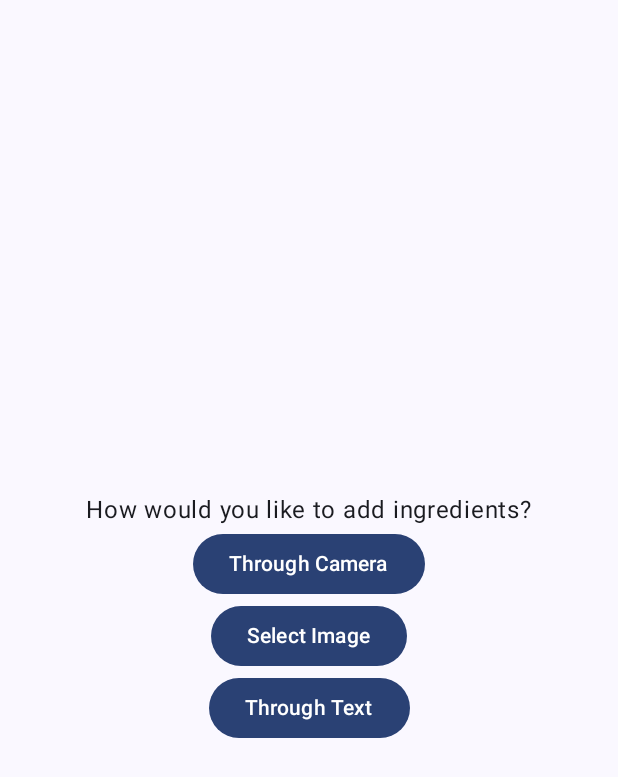
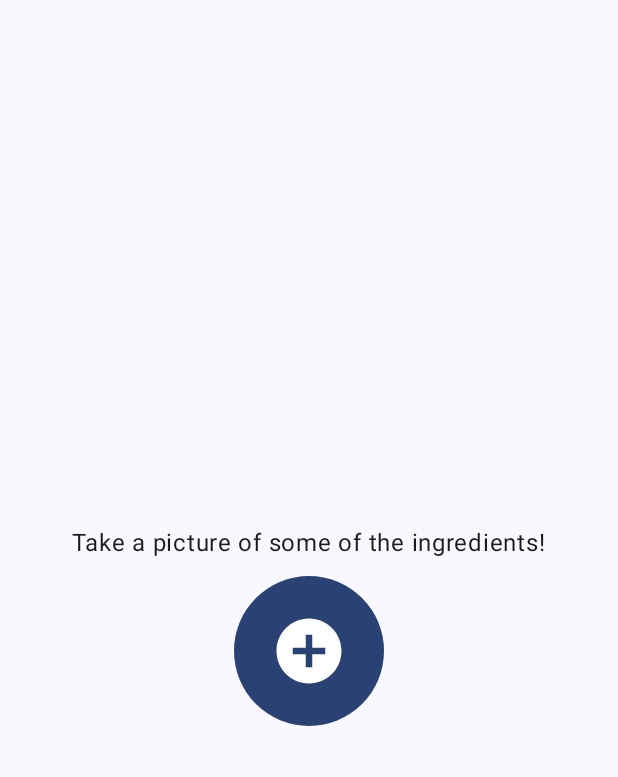
Before and after one commit to Brian-Kwong/FoodScanner, an Android app built with Jetpack Compose: the screen it shows after launch (MainActivity), after a tap on "Through Camera", on a phone screen of 412 x 824 dp. Shown: the top 777 px of the screen. Run offline under Robolectric (Android 15) with nearby library versions, the phone set to English and light mode, and no system bars; 1 statement that could not run was skipped.

Commit message:
camera and ai stuff

```diff
--- a/app/src/main/java/com/zybooks/foodscanner/MainActivity.kt
+++ b/app/src/main/java/com/zybooks/foodscanner/MainActivity.kt
@@ -23,6 +23,8 @@ import androidx.navigation.compose.NavHost
 import androidx.navigation.compose.composable
 import androidx.navigation.compose.rememberNavController
 import com.zybooks.foodscanner.ui.AddViewModel
+import com.zybooks.foodscanner.ui.CameraScreen
+import com.zybooks.foodscanner.ui.CameraScreenViewModel
 import com.zybooks.foodscanner.ui.DetailedRecipeScreen
 import com.zybooks.foodscanner.ui.HomeScreen
 import com.zybooks.foodscanner.ui.IngredientListScreen
@@ -46,6 +48,8 @@ class MainActivity : ComponentActivity() {
 fun App(modifier: Modifier) {
     val navController = rememberNavController()
 
+    val cameraScreenViewModel = CameraScreenViewModel()
+
     // Create s shared recipe view model to store recipes
     // Made by nav host to be able to pass it to the screens
     val recipeViewModel : RecipeViewModel = viewModel(
@@ -59,7 +63,7 @@ fun App(modifier: Modifier) {
         composable("home") {
             Scaffold(modifier = Modifier.fillMaxWidth()) { innerPadding ->
                 Box(modifier = Modifier.fillMaxSize().padding(innerPadding), contentAlignment = Alignment.Center) {
-                   HomeScreen(modifier, onIngredientScreenClick = {navController.navigate("input")})
+                   HomeScreen(modifier, onIngredientScreenClick = {navController.navigate("input")}, onCameraScreenClick = {navController.navigate("take-picture-camera")})
                 }
             }
         }
@@ -86,6 +90,14 @@ fun App(modifier: Modifier) {
                 }
             }
         }
+        composable("take-picture-camera") {
+            Scaffold(modifier = Modifier.fillMaxWidth()) { innerPadding ->
+                Box(modifier = Modifier.fillMaxSize().padding(innerPadding), contentAlignment = Alignment.Center) {
+                    CameraScreen(cameraScreenViewModel = cameraScreenViewModel)
+                }
+            }
+        }
+
 
     }
 }
--- a/app/src/main/java/com/zybooks/foodscanner/ui/AddIngredientsScreen.kt
+++ b/app/src/main/java/com/zybooks/foodscanner/ui/AddIngredientsScreen.kt
@@ -31,42 +31,13 @@ import kotlinx.coroutines.launch
 import retrofit2.Retrofit
 import retrofit2.converter.gson.GsonConverterFactory
 
-//sealed class Routes{
-//
-//    @Serializable
-//    data object HomeScreen
-//
-//    @Serializable
-//    data object IngredientList
-//
-//    @Serializable
-//    data object RecipeList
-//}
-//
-//@Composable
-//fun MealApp(modifier: Modifier){
-//    val navController = rememberNavController()
-//
-//    NavHost(navController = navController, startDestination = Routes.HomeScreen)  {
-//        composable<Routes.HomeScreen> {
-//            HomeScreen(modifier, onIngredientScreenClick = {navController.navigate(Routes.IngredientList)})
-//        }
-//        composable<Routes.IngredientList> {
-//            IngredientListScreen(modifier, AddViewModel(), onUpClick = {navController.navigateUp()}, onRecipeListNavigate = {navController.navigate(Routes.RecipeList)})
-//        }
-//        composable<Routes.RecipeList> {
-//
-//        }
-//
-//    }
-//}
 
 @Composable
-fun HomeScreen(modifier: Modifier = Modifier, onIngredientScreenClick: () -> Unit = { } ){
+fun HomeScreen(modifier: Modifier = Modifier, onIngredientScreenClick: () -> Unit = { }, onCameraScreenClick: () -> Unit = { } ){
 
     Column(horizontalAlignment=Alignment.CenterHorizontally) {
         Text("How would you like to add ingredients?")
-        Button(onClick = {}) {
+        Button(onClick = {onCameraScreenClick()}) {
             Text("Through Camera")
         }
         ImagePicker()
--- /dev/null
+++ b/app/src/main/java/com/zybooks/foodscanner/ui/CameraScreen.kt
@@ -0,0 +1,72 @@
+package com.zybooks.foodscanner.ui
+
+import android.content.Context
+import android.content.ContextWrapper
+import android.graphics.Bitmap
+import androidx.activity.compose.rememberLauncherForActivityResult
+import androidx.activity.result.contract.ActivityResultContracts
+import androidx.compose.foundation.Image
+import androidx.compose.foundation.layout.Arrangement
+import androidx.compose.foundation.layout.Column
+import androidx.compose.foundation.layout.Row
+import androidx.compose.foundation.layout.Spacer
+import androidx.compose.foundation.layout.fillMaxHeight
+import androidx.compose.foundation.layout.fillMaxWidth
+
+import androidx.compose.foundation.layout.size
+import androidx.compose.foundation.shape.CircleShape
+import androidx.compose.material.icons.Icons
+import androidx.compose.material.icons.filled.AddCircle
+import androidx.compose.material.icons.filled.Check
+import androidx.compose.material.icons.filled.Delete
+import androidx.compose.material3.Button
+import androidx.compose.material3.Icon
+import androidx.compose.material3.Text
+import androidx.compose.runtime.Composable
+import androidx.compose.ui.Alignment
+import androidx.compose.ui.Modifier
+import androidx.compose.ui.graphics.asImageBitmap
+import androidx.compose.ui.platform.LocalConfiguration
+import androidx.compose.ui.platform.LocalContext
+import androidx.compose.ui.unit.dp
+
+@Composable
+fun CameraScreen(cameraScreenViewModel: CameraScreenViewModel){
+
+    val context = LocalContext.current
+
+    val cameraLauncher = rememberLauncherForActivityResult(ActivityResultContracts.TakePicturePreview()) {
+            thumbnail: Bitmap? -> cameraScreenViewModel.photoBitmap = thumbnail
+    }
+
+    Column (modifier = Modifier.fillMaxHeight(), verticalArrangement = Arrangement.Center, horizontalAlignment = Alignment.CenterHorizontally){
+        cameraScreenViewModel.photoBitmap?.let {
+            Image(
+                bitmap = it.asImageBitmap(),
+                contentDescription = null,
+                modifier = Modifier
+                    .size(LocalConfiguration.current.screenWidthDp.dp)
+            )
+        }
+            Spacer(Modifier.size(10.dp))
+            if (cameraScreenViewModel.photoBitmap == null){
+                Text("Take a picture of some of the ingredients!")
+                Spacer(Modifier.size(10.dp))
+                Button( onClick = { cameraLauncher.launch(null) }, shape = CircleShape, modifier = Modifier.size(100.dp)){
+                    Icon(imageVector = Icons.Default.AddCircle, contentDescription = "", modifier = Modifier.size(150.dp))
+                }
+            }
+            else{
+                Row(modifier = Modifier.fillMaxWidth(), horizontalArrangement = Arrangement.SpaceEvenly){
+                    Button( onClick = { cameraScreenViewModel.handleSaveToFileSystem(context = context) }, shape = CircleShape, modifier = Modifier.size(100.dp)){
+                        Icon(imageVector = Icons.Default.Check, contentDescription = "", modifier = Modifier.size(150.dp))
+                    }
+                    Button( onClick = { cameraLauncher.launch(null) }, shape = CircleShape, modifier = Modifier.size(100.dp)){
+                        Icon(imageVector = Icons.Default.Delete, contentDescription = "", modifier = Modifier.size(150.dp))
+                    }
+            }
+        }
+
+
+    }
+}
--- /dev/null
+++ b/app/src/main/java/com/zybooks/foodscanner/ui/CameraScreenViewModel.kt
@@ -0,0 +1,28 @@
+package com.zybooks.foodscanner.ui
+
+import android.content.Context
+import android.graphics.Bitmap
+import android.net.Uri
+import android.util.Log
+import android.widget.ImageView
+import androidx.activity.compose.rememberLauncherForActivityResult
+import androidx.activity.result.contract.ActivityResultContracts
+import androidx.compose.runtime.getValue
+import androidx.compose.runtime.mutableStateOf
+import androidx.compose.runtime.remember
+import androidx.compose.runtime.setValue
+import androidx.lifecycle.ViewModel
+import com.zybooks.foodscanner.processImage
+import java.io.File
+import java.util.Date
+
+class CameraScreenViewModel: ViewModel() {
+
+    var photoBitmap: Bitmap? by mutableStateOf(null)
+
+    fun handleSaveToFileSystem(context: Context){
+        val fileName = "ingredients-${Date().time}.jpg"
+        context.openFileOutput(fileName, Context.MODE_PRIVATE).use { stream -> photoBitmap?.compress(Bitmap.CompressFormat.JPEG, 95, stream) }
+        processImage(Uri.fromFile(File(context.filesDir.toString(), fileName)), context)
+    }
+}
```
